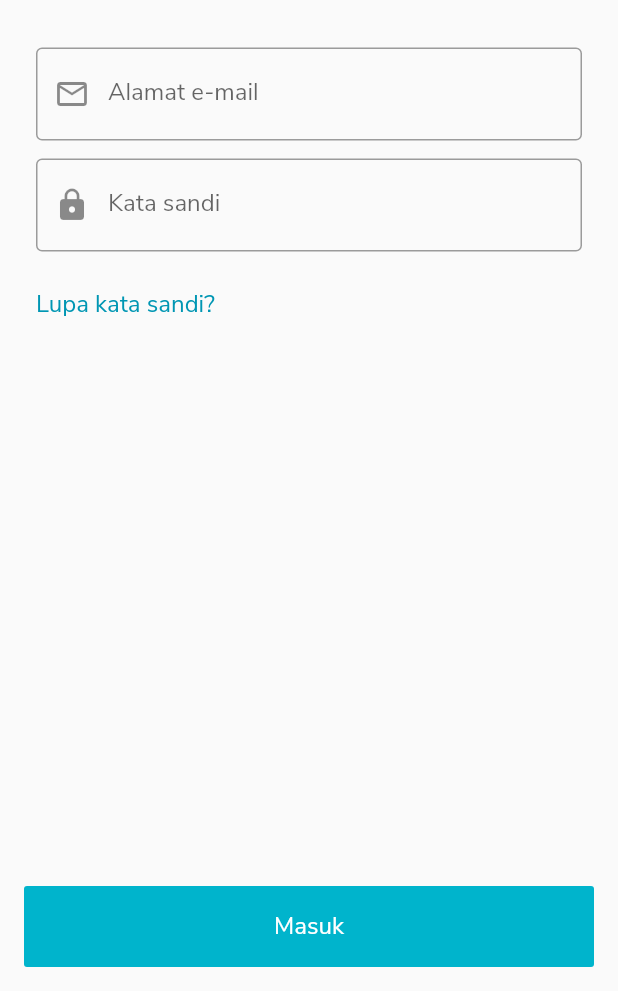
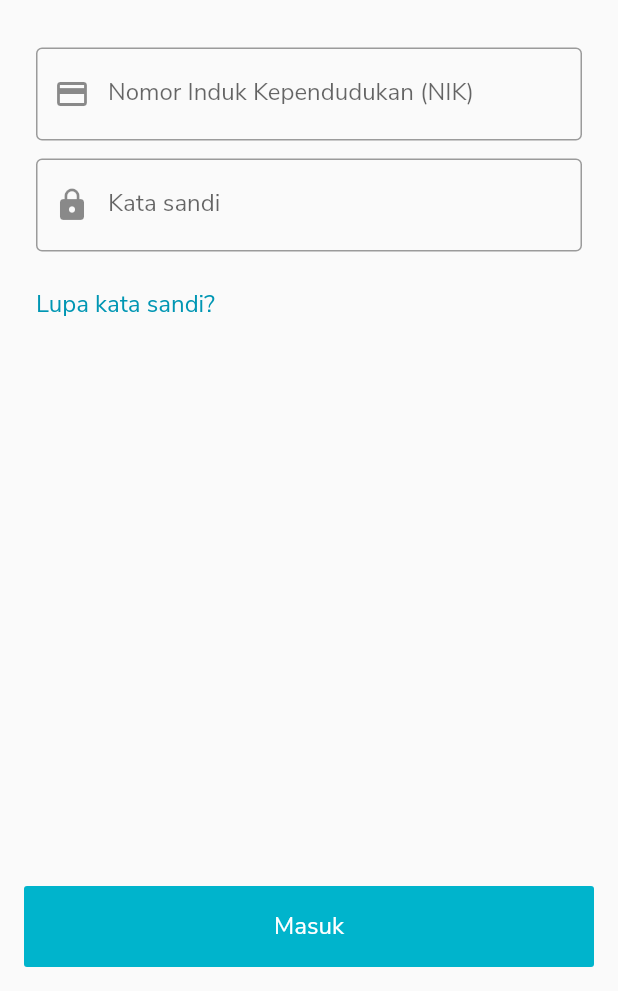
Before and after one commit to jepret/jepretmobile, a Flutter app: the LoginRoute screen opened directly, on a phone screen of 412 x 824 dp, the part 245-1236 px from its top. Run offline on Flutter 3.47's test engine with Material 2 defaults, Android fonts, the phone set to English and light mode, and no system bars; our stand-ins replace keyboard_actions; missing offline and left inert: intervalprogressbar; network calls fail.

Commit message:
Composed routes

```diff
--- a/lib/main.dart
+++ b/lib/main.dart
@@ -1,9 +1,6 @@
 import 'package:flutter/material.dart';
 import 'package:jepret/constants/JepretColor.dart';
 import 'package:jepret/routes/WelcomeRoute.dart';
-import 'package:jepret/routes/RegisterRoute.dart';
-import 'package:jepret/routes/HomeRoute.dart';
-import 'package:jepret/pages/home/HomePage.dart';
 
 void main() => runApp(MyApp());
 
@@ -29,7 +26,7 @@ class MyApp extends StatelessWidget {
         backgroundColor: JepretColor.APP_BACKGROUND_LIGHT,
         fontFamily: "NunitoSans"
       ),
-      home: HomeRoute(),
+      home: WelcomeRoute(),
     );
   }
 }
--- a/lib/routes/HomeRoute.dart
+++ b/lib/routes/HomeRoute.dart
@@ -51,6 +51,7 @@ class HomeRouteState extends State<HomeRoute> {
           backgroundColor: Colors.white,
           title: _renderLogoTitle(),
           elevation: 1,
+          automaticallyImplyLeading: false,
         );
       case 1:
         return null;
@@ -59,6 +60,7 @@ class HomeRouteState extends State<HomeRoute> {
           centerTitle: false,
           backgroundColor: Colors.white,
           elevation: 1,
+          automaticallyImplyLeading: false,
           title: HeadingText(text: "Profil"),
           actions: <Widget>[
             IconButton(
@@ -73,6 +75,7 @@ class HomeRouteState extends State<HomeRoute> {
           backgroundColor: Colors.white,
           title: _renderLogoTitle(),
           elevation: 0,
+          automaticallyImplyLeading: false,
         );
     }
   }
--- a/lib/routes/LoginRoute.dart
+++ b/lib/routes/LoginRoute.dart
@@ -1,4 +1,5 @@
 import 'package:flutter/material.dart';
+import 'package:jepret/routes/HomeRoute.dart';
 import 'package:jepret/components/PrimaryButton.dart';
 import 'package:jepret/components/HeadingText.dart';
 import 'package:jepret/components/JepretTextField.dart';
@@ -6,11 +7,15 @@ import 'package:jepret/components/ClickableText.dart';
 import 'package:jepret/constants/JepretColor.dart';
 import 'package:keyboard_actions/keyboard_actions.dart';
 
-class LoginRoute extends StatelessWidget {
-  FocusNode _focus_email = new FocusNode();
+class LoginRoute extends StatefulWidget {
+  LoginRouteState createState() => LoginRouteState();
+}
+
+class LoginRouteState extends State<LoginRoute> {
+  FocusNode _focus_nik = new FocusNode();
   FocusNode _focus_password = new FocusNode();
 
-  TextEditingController _controller_email = new TextEditingController();
+  TextEditingController _controller_nik = new TextEditingController();
   TextEditingController _controller_password = new TextEditingController();
 
   Widget build(BuildContext context) {
@@ -18,12 +23,14 @@ class LoginRoute extends StatelessWidget {
       appBar: AppBar(
         backgroundColor: Colors.transparent,
         elevation: 0,
-        leading: IconButton(icon: Icon(Icons.arrow_back),color: JepretColor.PRIMARY_DARKER, onPressed: () {}),
+        leading: IconButton(icon: Icon(Icons.arrow_back),color: JepretColor.PRIMARY_DARKER, onPressed: () {
+          Navigator.of(context).pop();
+        }),
       ),
       body: FormKeyboardActions(
         keyboardActionsPlatform: KeyboardActionsPlatform.IOS,
         actions: [
-          KeyboardAction(focusNode: _focus_email),
+          KeyboardAction(focusNode: _focus_nik),
           KeyboardAction(focusNode: _focus_password),
         ],
         child: LayoutBuilder(
@@ -87,10 +94,10 @@ class LoginRoute extends StatelessWidget {
         crossAxisAlignment: CrossAxisAlignment.start,
         children: <Widget>[
           JepretTextField(
-            hint: 'Alamat e-mail',
-            icon: Icon(Icons.mail_outline),
-            focusNode: _focus_email,
-            controller: _controller_email,
+            hint: 'Nomor Induk Kependudukan (NIK)',
+            icon: Icon(Icons.credit_card),
+            focusNode: _focus_nik,
+            controller: _controller_nik,
           ),
           Container(height: 12),
           JepretTextField(
@@ -119,7 +126,11 @@ class LoginRoute extends StatelessWidget {
         children: <Widget>[
           PrimaryButton(
             text: "Masuk",
-            onPressed: () {},
+            onPressed: () {
+              Navigator.of(context).pushReplacement(
+                MaterialPageRoute(builder: (BuildContext context) => HomeRoute())
+              );
+            },
           ),
         ],
       )
--- a/pubspec.yaml
+++ b/pubspec.yaml
@@ -25,6 +25,7 @@ dependencies:
   cupertino_icons: ^0.1.2
   keyboard_actions: "^1.0.3"
   intervalprogressbar: ^1.0.1
+  intl: ^0.15.8
 
 dev_dependencies:
   flutter_test:
```
Also changed, not shown: lib/pages/home/HomePage.dart (+10 -2 lines), lib/pages/home/tabs/profile/BusinessProfileTab.dart (+6 -2 lines), lib/routes/BusinessDashboardRoute.dart (added, +86 -0 lines), lib/routes/RegisterRoute.dart (+15 -4 lines), lib/routes/WelcomeRoute.dart (+14 -4 lines), pubspec.lock.
